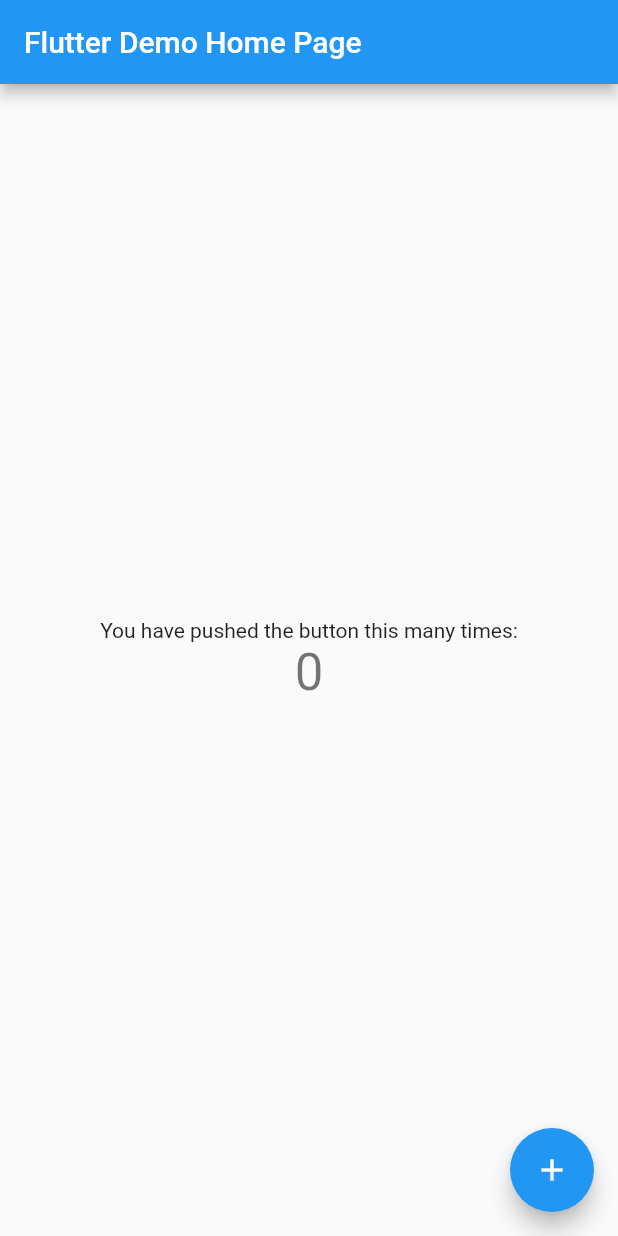
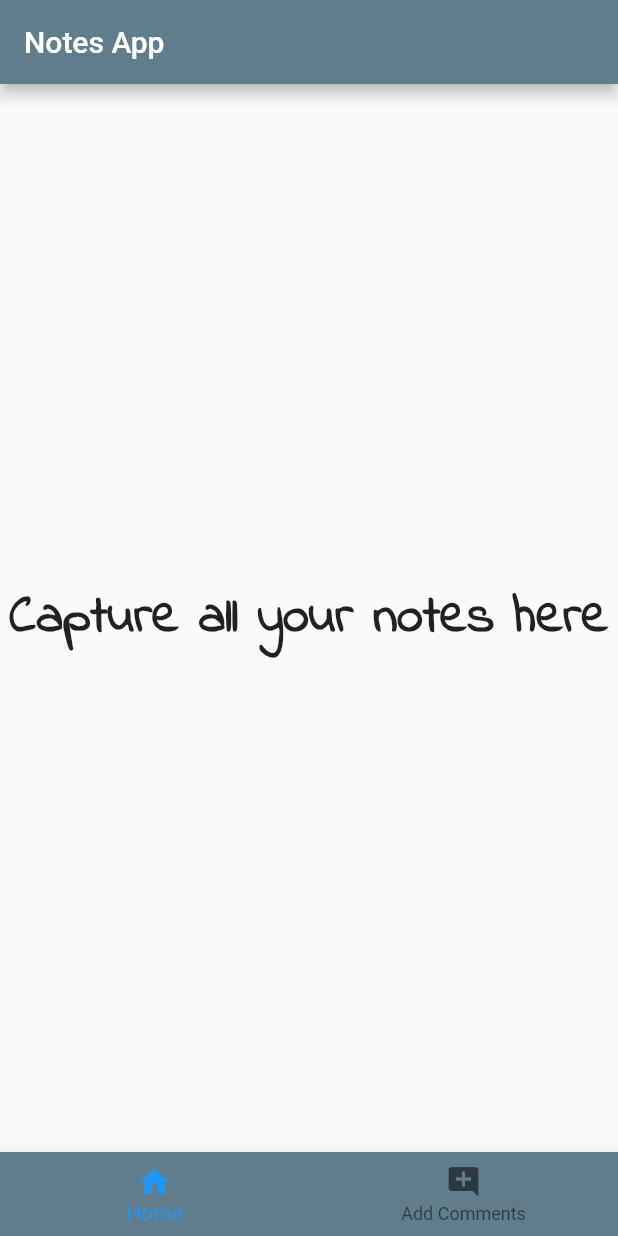
Before and after one commit to SrinivasanTarget/sample_flutter_demo_app, a Flutter app: the screen it shows after launch, on a phone screen of 412 x 824 dp. Run offline on Flutter 3.47's test engine with Material 2 defaults, Android fonts, the phone set to English and light mode, and no system bars.

Commit message:
Add custom widgets

```diff
--- a/lib/main.dart
+++ b/lib/main.dart
@@ -1,117 +1,43 @@
 import 'package:flutter/material.dart';
 
-void main() {
-  runApp(MyApp());
-}
+void main() => runApp(MaterialApp(
+  home: Home(),
+)
+);
 
-class MyApp extends StatelessWidget {
-  // This widget is the root of your application.
+class Home extends StatelessWidget {
   @override
   Widget build(BuildContext context) {
-    return MaterialApp(
-      title: 'Flutter Demo',
-      theme: ThemeData(
-        // This is the theme of your application.
-        //
-        // Try running your application with "flutter run". You'll see the
-        // application has a blue toolbar. Then, without quitting the app, try
-        // changing the primarySwatch below to Colors.green and then invoke
-        // "hot reload" (press "r" in the console where you ran "flutter run",
-        // or simply save your changes to "hot reload" in a Flutter IDE).
-        // Notice that the counter didn't reset back to zero; the application
-        // is not restarted.
-        primarySwatch: Colors.blue,
-        // This makes the visual density adapt to the platform that you run
-        // the app on. For desktop platforms, the controls will be smaller and
-        // closer together (more dense) than on mobile platforms.
-        visualDensity: VisualDensity.adaptivePlatformDensity,
+    return Scaffold(
+      appBar: AppBar(
+        title: Text('Notes App'),
+        backgroundColor: Colors.blueGrey,
       ),
-      home: MyHomePage(title: 'Flutter Demo Home Page'),
+      body: Center(
+        child: Text(
+          'Capture all your notes here',
+          style: TextStyle(
+              color: Colors.black87,
+              fontSize: 35.0,
+              fontWeight: FontWeight.bold,
+              fontFamily: 'IndieFlower'
+          ),
+        ),
+      ),
+      bottomNavigationBar: BottomNavigationBar(
+        backgroundColor: Colors.blueGrey,
+        items: [
+          BottomNavigationBarItem(
+            icon: Icon(Icons.home),
+            label: 'Home',
+            backgroundColor: Colors.blueGrey,
+          ),
+          BottomNavigationBarItem(
+              icon: Icon(Icons.add_comment),
+              label: 'Add Comments'
+          ),
+        ],
+      ),
     );
   }
 }
-
-class MyHomePage extends StatefulWidget {
-  MyHomePage({Key key, this.title}) : super(key: key);
-
-  // This widget is the home page of your application. It is stateful, meaning
-  // that it has a State object (defined below) that contains fields that affect
-  // how it looks.
-
-  // This class is the configuration for the state. It holds the values (in this
-  // case the title) provided by the parent (in this case the App widget) and
-  // used by the build method of the State. Fields in a Widget subclass are
-  // always marked "final".
-
-  final String title;
-
-  @override
-  _MyHomePageState createState() => _MyHomePageState();
-}
-
-class _MyHomePageState extends State<MyHomePage> {
-  int _counter = 0;
-
-  void _incrementCounter() {
-    setState(() {
-      // This call to setState tells the Flutter framework that something has
-      // changed in this State, which causes it to rerun the build method below
-      // so that the display can reflect the updated values. If we changed
-      // _counter without calling setState(), then the build method would not be
-      // called again, and so nothing would appear to happen.
-      _counter++;
-    });
-  }
-
-  @override
-  Widget build(BuildContext context) {
-    // This method is rerun every time setState is called, for instance as done
-    // by the _incrementCounter method above.
-    //
-    // The Flutter framework has been optimized to make rerunning build methods
-    // fast, so that you can just rebuild anything that needs updating rather
-    // than having to individually change instances of widgets.
-    return Scaffold(
-      appBar: AppBar(
-        // Here we take the value from the MyHomePage object that was created by
-        // the App.build method, and use it to set our appbar title.
-        title: Text(widget.title),
-      ),
-      body: Center(
-        // Center is a layout widget. It takes a single child and positions it
-        // in the middle of the parent.
-        child: Column(
-          // Column is also a layout widget. It takes a list of children and
-          // arranges them vertically. By default, it sizes itself to fit its
-          // children horizontally, and tries to be as tall as its parent.
-          //
-          // Invoke "debug painting" (press "p" in the console, choose the
-          // "Toggle Debug Paint" action from the Flutter Inspector in Android
-          // Studio, or the "Toggle Debug Paint" command in Visual Studio Code)
-          // to see the wireframe for each widget.
-          //
-          // Column has various properties to control how it sizes itself and
-          // how it positions its children. Here we use mainAxisAlignment to
-          // center the children vertically; the main axis here is the vertical
-          // axis because Columns are vertical (the cross axis would be
-          // horizontal).
-          mainAxisAlignment: MainAxisAlignment.center,
-          children: <Widget>[
-            Text(
-              'You have pushed the button this many times:',
-            ),
-            Text(
-              '$_counter',
-              style: Theme.of(context).textTheme.headline4,
-            ),
-          ],
-        ),
-      ),
-      floatingActionButton: FloatingActionButton(
-        onPressed: _incrementCounter,
-        tooltip: 'Increment',
-        child: Icon(Icons.add),
-      ), // This trailing comma makes auto-formatting nicer for build methods.
-    );
-  }
-}
```
Also changed, not shown: pubspec.yaml (+4 -6 lines), fonts/IndieFlower-Regular.ttf (added), 1 other file.
